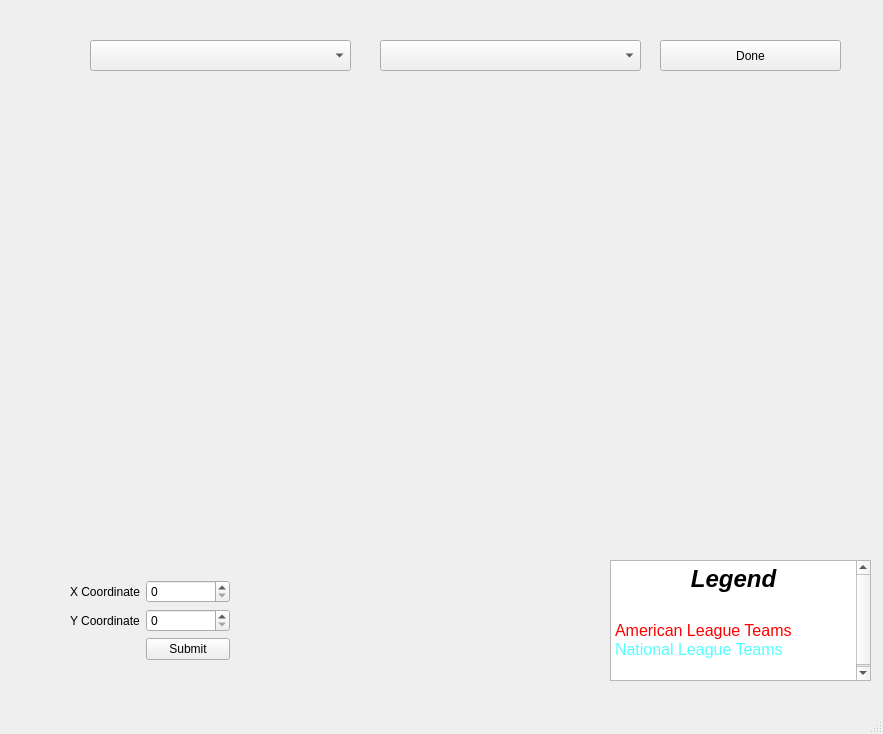
The window that mainwindow.ui (WinterCS003/Project-2) describes before a commit, drawn with Qt 5.
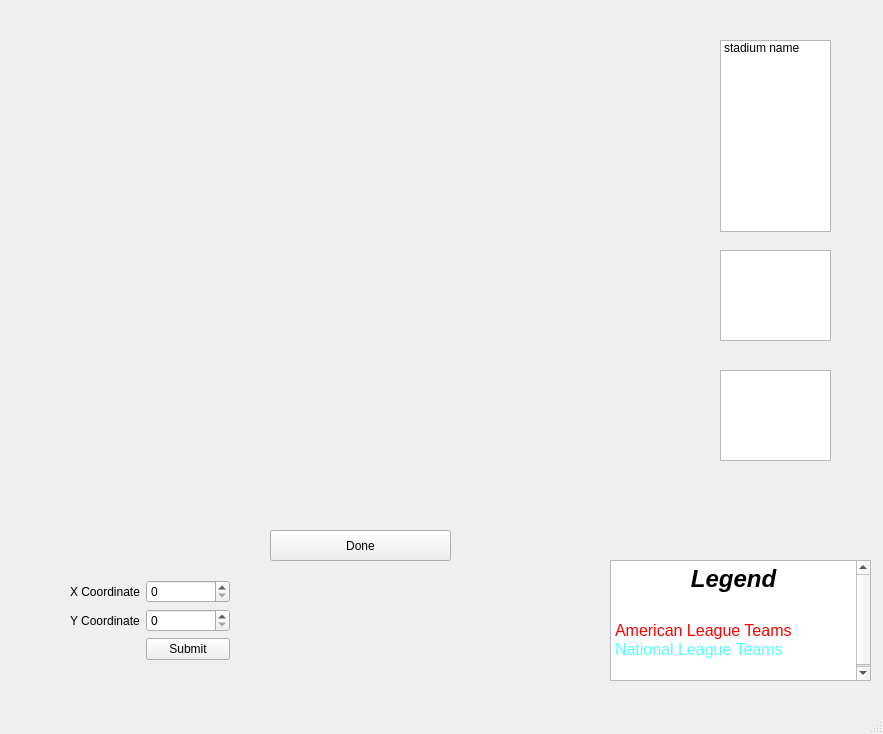
The same window after the commit. Icons and pictures are not drawn.

What changed in the file:
```diff
--- a/mainwindow.ui
+++ b/mainwindow.ui
@@ -27,7 +27,7 @@
      <string notr="true"/>
     </property>
     <property name="currentIndex">
-     <number>12</number>
+     <number>11</number>
     </property>
     <widget class="QWidget" name="mainMenu">
      <widget class="QPushButton" name="customerPushButtonMenu">
@@ -1071,67 +1071,6 @@
       </property>
      </widget>
     </widget>
-    <widget class="QWidget" name="PathViewer">
-     <widget class="QLabel" name="pathMap">
-      <property name="geometry">
-       <rect>
-        <x>110</x>
-        <y>120</y>
-        <width>640</width>
-        <height>416</height>
-       </rect>
-      </property>
-      <property name="text">
-       <string/>
-      </property>
-     </widget>
-     <widget class="QPushButton" name="pathView_DoneButton">
-      <property name="geometry">
-       <rect>
-        <x>650</x>
-        <y>40</y>
-        <width>181</width>
-        <height>31</height>
-       </rect>
-      </property>
-      <property name="text">
-       <string>Done</string>
-      </property>
-     </widget>
-     <widget class="QComboBox" name="pathViewCombo_1">
-      <property name="geometry">
-       <rect>
-        <x>80</x>
-        <y>40</y>
-        <width>261</width>
-        <height>31</height>
-       </rect>
-      </property>
-     </widget>
-     <widget class="QComboBox" name="pathViewCombo_2">
-      <property name="geometry">
-       <rect>
-        <x>370</x>
-        <y>40</y>
-        <width>261</width>
-        <height>31</height>
-       </rect>
-      </property>
-     </widget>
-     <widget class="QLabel" name="pathViewLabel">
-      <property name="geometry">
-       <rect>
-        <x>80</x>
-        <y>70</y>
-        <width>721</width>
-        <height>31</height>
-       </rect>
-      </property>
-      <property name="text">
-       <string/>
-      </property>
-     </widget>
-    </widget>
    </widget>
    <widget class="QWidget" name="formLayoutWidget">
     <property name="geometry">
```
Left out of the diff: 29 changed lines with no effect on the pictures.
